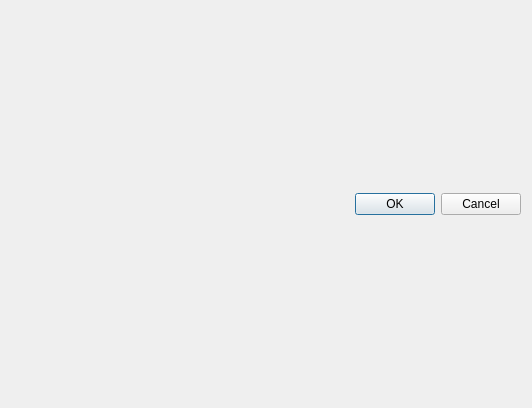
Qt form mad_libs_ui/wordinput.ui (jacquelinennguyen/pic10c_final_project) before a commit.
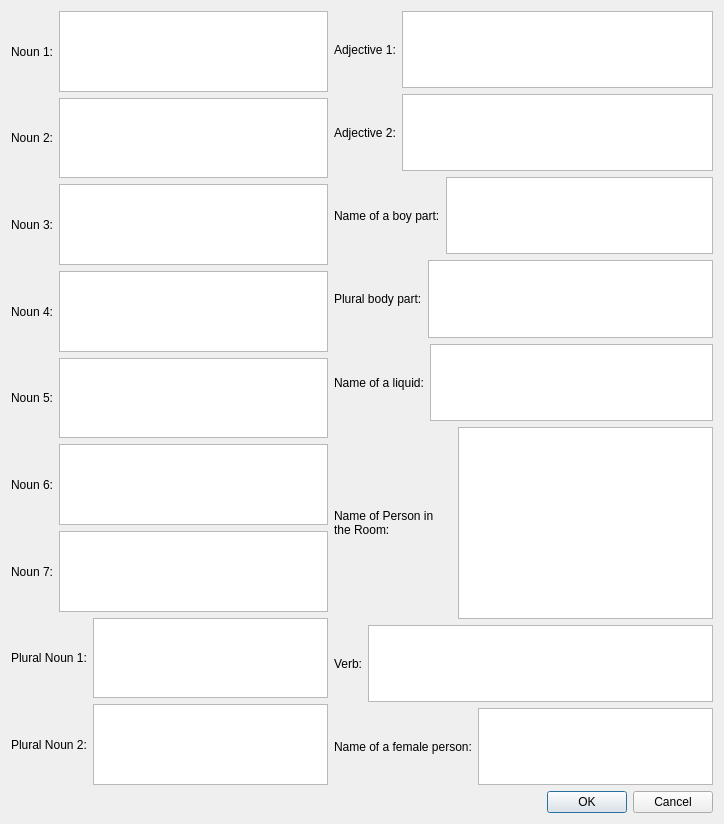
The same form after that commit.

Commit message: Added word input layout for Thanksgiving story

Patch:
```diff
--- a/mad_libs_ui/wordinput.ui
+++ b/mad_libs_ui/wordinput.ui
@@ -6,15 +6,268 @@
    <rect>
     <x>0</x>
     <y>0</y>
-    <width>532</width>
-    <height>408</height>
+    <width>724</width>
+    <height>824</height>
    </rect>
   </property>
   <property name="windowTitle">
    <string>Dialog</string>
   </property>
-  <layout class="QVBoxLayout" name="verticalLayout">
-   <item>
+  <layout class="QGridLayout" name="gridLayout">
+   <item row="0" column="1">
+    <layout class="QHBoxLayout" name="horizontalLayout_18">
+     <item>
+      <layout class="QVBoxLayout" name="verticalLayout">
+       <item>
+        <layout class="QHBoxLayout" name="horizontalLayout_7">
+         <item>
+          <widget class="QLabel" name="label_7">
+           <property name="text">
+            <string>Noun 1:</string>
+           </property>
+          </widget>
+         </item>
+         <item>
+          <widget class="QTextEdit" name="textEdit_7"/>
+         </item>
+        </layout>
+       </item>
+       <item>
+        <layout class="QHBoxLayout" name="horizontalLayout_6">
+         <item>
+          <widget class="QLabel" name="label_6">
+           <property name="text">
+            <string>Noun 2:</string>
+           </property>
+          </widget>
+         </item>
+         <item>
+          <widget class="QTextEdit" name="textEdit_6"/>
+         </item>
+        </layout>
+       </item>
+       <item>
+        <layout class="QHBoxLayout" name="horizontalLayout_5">
+         <item>
+          <widget class="QLabel" name="label_5">
+           <property name="text">
+            <string>Noun 3:</string>
+           </property>
+          </widget>
+         </item>
+         <item>
+          <widget class="QTextEdit" name="textEdit_5"/>
+         </item>
+        </layout>
+       </item>
+       <item>
+        <layout class="QHBoxLayout" name="horizontalLayout">
+         <item>
+          <widget class="QLabel" name="label">
+           <property name="text">
+            <string>Noun 4:</string>
+           </property>
+          </widget>
+         </item>
+         <item>
+          <widget class="QTextEdit" name="textEdit"/>
+         </item>
+        </layout>
+       </item>
+       <item>
+        <layout class="QHBoxLayout" name="horizontalLayout_3">
+         <item>
+          <widget class="QLabel" name="label_3">
+           <property name="text">
+            <string>Noun 5:</string>
+           </property>
+          </widget>
+         </item>
+         <item>
+          <widget class="QTextEdit" name="textEdit_3"/>
+         </item>
+        </layout>
+       </item>
+       <item>
+        <layout class="QHBoxLayout" name="horizontalLayout_4">
+         <item>
+          <widget class="QLabel" name="label_4">
+           <property name="text">
+            <string>Noun 6:</string>
+           </property>
+          </widget>
+         </item>
+         <item>
+          <widget class="QTextEdit" name="textEdit_4"/>
+         </item>
+        </layout>
+       </item>
+       <item>
+        <layout class="QHBoxLayout" name="horizontalLayout_2">
+         <item>
+          <widget class="QLabel" name="label_2">
+           <property name="text">
+            <string>Noun 7:</string>
+           </property>
+          </widget>
+         </item>
+         <item>
+          <widget class="QTextEdit" name="textEdit_2"/>
+         </item>
+        </layout>
+       </item>
+       <item>
+        <layout class="QHBoxLayout" name="horizontalLayout_9">
+         <item>
+          <widget class="QLabel" name="label_14">
+           <property name="text">
+            <string>Plural Noun 1:</string>
+           </property>
+          </widget>
+         </item>
+         <item>
+          <widget class="QPlainTextEdit" name="plainTextEdit_2"/>
+         </item>
+        </layout>
+       </item>
+       <item>
+        <layout class="QHBoxLayout" name="horizontalLayout_10">
+         <item>
+          <widget class="QLabel" name="label_15">
+           <property name="text">
+            <string>Plural Noun 2:</string>
+           </property>
+          </widget>
+         </item>
+         <item>
+          <widget class="QPlainTextEdit" name="plainTextEdit_3"/>
+         </item>
+        </layout>
+       </item>
+      </layout>
+     </item>
+     <item>
+      <layout class="QVBoxLayout" name="verticalLayout_2">
+       <item>
+        <layout class="QHBoxLayout" name="horizontalLayout_15">
+         <item>
+          <widget class="QLabel" name="label_11">
+           <property name="text">
+            <string>Adjective 1:</string>
+           </property>
+          </widget>
+         </item>
+         <item>
+          <widget class="QPlainTextEdit" name="plainTextEdit_8"/>
+         </item>
+        </layout>
+       </item>
+       <item>
+        <layout class="QHBoxLayout" name="horizontalLayout_16">
+         <item>
+          <widget class="QLabel" name="label_12">
+           <property name="text">
+            <string>Adjective 2:</string>
+           </property>
+          </widget>
+         </item>
+         <item>
+          <widget class="QPlainTextEdit" name="plainTextEdit_9"/>
+         </item>
+        </layout>
+       </item>
+       <item>
+        <layout class="QHBoxLayout" name="horizontalLayout_14">
+         <item>
+          <widget class="QLabel" name="label_10">
+           <property name="text">
+            <string>Name of a boy part:</string>
+           </property>
+          </widget>
+         </item>
+         <item>
+          <widget class="QPlainTextEdit" name="plainTextEdit_7"/>
+         </item>
+        </layout>
+       </item>
+       <item>
+        <layout class="QHBoxLayout" name="horizontalLayout_13">
+         <item>
+          <widget class="QLabel" name="label_17">
+           <property name="text">
+            <string>Plural body part:</string>
+           </property>
+          </widget>
+         </item>
+         <item>
+          <widget class="QPlainTextEdit" name="plainTextEdit_6"/>
+         </item>
+        </layout>
+       </item>
+       <item>
+        <layout class="QHBoxLayout" name="horizontalLayout_11">
+         <item>
+          <widget class="QLabel" name="label_16">
+           <property name="text">
+            <string>Name of a liquid:</string>
+           </property>
+          </widget>
+         </item>
+         <item>
+          <widget class="QPlainTextEdit" name="plainTextEdit_4"/>
+         </item>
+        </layout>
+       </item>
+       <item>
+        <layout class="QHBoxLayout" name="horizontalLayout_8">
+         <item>
+          <widget class="QLabel" name="label_8">
+           <property name="text">
+            <string>Name of Person in the Room:</string>
+           </property>
+           <property name="wordWrap">
+            <bool>true</bool>
+           </property>
+          </widget>
+         </item>
+         <item>
+          <widget class="QPlainTextEdit" name="plainTextEdit"/>
+         </item>
+        </layout>
+       </item>
+       <item>
+        <layout class="QHBoxLayout" name="horizontalLayout_12">
+         <item>
+          <widget class="QLabel" name="label_9">
+           <property name="text">
+            <string>Verb:</string>
+           </property>
+          </widget>
+         </item>
+         <item>
+          <widget class="QPlainTextEdit" name="plainTextEdit_5"/>
+         </item>
+        </layout>
+       </item>
+       <item>
+        <layout class="QHBoxLayout" name="horizontalLayout_17">
+         <item>
+          <widget class="QLabel" name="label_13">
+           <property name="text">
+            <string>Name of a female person:</string>
+           </property>
+          </widget>
+         </item>
+         <item>
+          <widget class="QPlainTextEdit" name="plainTextEdit_10"/>
+         </item>
+        </layout>
+       </item>
+      </layout>
+     </item>
+    </layout>
+   </item>
+   <item row="1" column="1">
     <widget class="QDialogButtonBox" name="buttonBox">
      <property name="orientation">
       <enum>Qt::Horizontal</enum>
```
